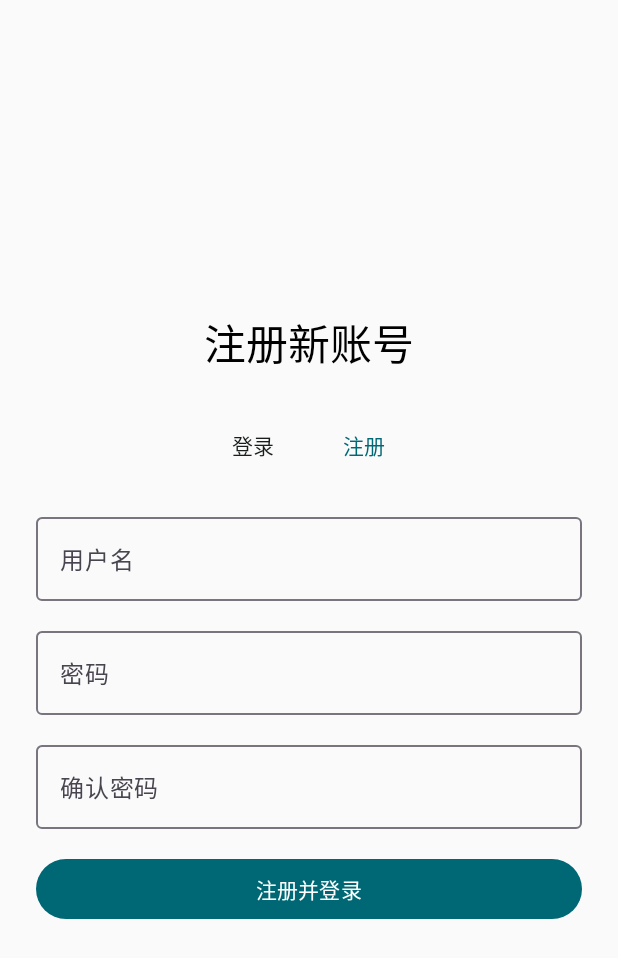
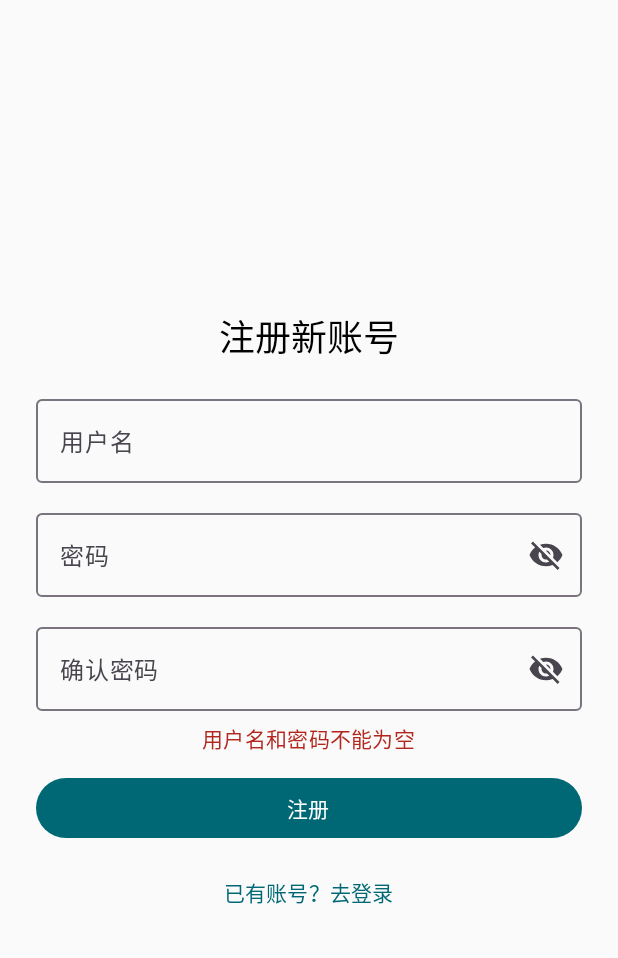
Before and after one commit to aliciamj613/chatbox-ai-dialog-app, an Android app built with Jetpack Compose: the screen it shows after launch (MainActivity), after a tap on "注册", on a phone screen of 412 x 824 dp. Shown: the top 958 px of the screen. Run offline under Robolectric (Android 15) with nearby library versions, the phone set to English and light mode, and no system bars; our stand-ins replace Room's generated code; 2 other taps on this screen came first.

Commit message:
chore: init chatbox project with compose

```diff
--- a/app/src/main/java/com/example/chatbox/MainActivity.kt
+++ b/app/src/main/java/com/example/chatbox/MainActivity.kt
@@ -3,6 +3,10 @@ package com.example.chatbox
 import android.os.Bundle
 import androidx.activity.ComponentActivity
 import androidx.activity.compose.setContent
+import androidx.compose.runtime.getValue
+import androidx.compose.runtime.mutableStateOf
+import androidx.compose.runtime.saveable.rememberSaveable
+import androidx.compose.runtime.setValue
 import com.example.chatbox.ui.navigation.AppNavGraph
 import com.example.chatbox.ui.theme.ChatboxTheme   // 如果你主题叫别的名字，就用自己的
 
@@ -10,8 +14,13 @@ class MainActivity : ComponentActivity() {
     override fun onCreate(savedInstanceState: Bundle?) {
         super.onCreate(savedInstanceState)
         setContent {
-            ChatboxTheme {
-                AppNavGraph()   // ✅ 现在有这个函数了
+            var isDarkTheme by rememberSaveable { mutableStateOf(false) }
+
+            ChatboxTheme(darkTheme = isDarkTheme) {
+                AppNavGraph(
+                    isDarkTheme = isDarkTheme,
+                    onToggleTheme = { isDarkTheme = !isDarkTheme }
+                )
             }
         }
     }
--- a/app/src/main/java/com/example/chatbox/di/AppModule.kt
+++ b/app/src/main/java/com/example/chatbox/di/AppModule.kt
@@ -22,7 +22,7 @@ object AppModule {
 
     // ✅ 把这里换成你自己的智谱 API Key
     // 比如：const val ZHIPU_API_KEY = "sk-xxxx"
-    private const val ZHIPU_API_KEY = ""
+    private const val ZHIPU_API_KEY = "ed6a6b1fd3154139b438d05862734d31.uAsW6rz9m5ZXvoWj"
 
     // Application Context
     private lateinit var appContext: Context
--- /dev/null
+++ b/app/src/main/java/com/example/chatbox/ui/components/PasswordTextField.kt
@@ -0,0 +1,55 @@
+package com.example.chatbox.ui.components
+
+import androidx.compose.foundation.text.KeyboardOptions
+import androidx.compose.material.icons.Icons
+import androidx.compose.material.icons.filled.Visibility
+import androidx.compose.material.icons.filled.VisibilityOff
+import androidx.compose.material3.Icon
+import androidx.compose.material3.IconButton
+import androidx.compose.material3.OutlinedTextField
+import androidx.compose.material3.Text
+import androidx.compose.runtime.Composable
+import androidx.compose.runtime.getValue
+import androidx.compose.runtime.mutableStateOf
+import androidx.compose.runtime.remember
+import androidx.compose.runtime.setValue
+import androidx.compose.ui.Modifier
+import androidx.compose.ui.text.input.KeyboardType
+import androidx.compose.ui.text.input.PasswordVisualTransformation
+import androidx.compose.ui.text.input.VisualTransformation
+
+@Composable
+fun PasswordTextField(
+    value: String,
+    onValueChange: (String) -> Unit,
+    label: String,
+    modifier: Modifier = Modifier,
+    isError: Boolean = false,
+    supportingText: (@Composable (() -> Unit))? = null
+) {
+    var passwordVisible by remember { mutableStateOf(false) }
+
+    OutlinedTextField(
+        value = value,
+        onValueChange = onValueChange,
+        label = { Text(label) },
+        modifier = modifier,
+        singleLine = true,
+        isError = isError,
+        supportingText = supportingText,
+        visualTransformation = if (passwordVisible) {
+            VisualTransformation.None
+        } else {
+            PasswordVisualTransformation()
+        },
+        keyboardOptions = KeyboardOptions(keyboardType = KeyboardType.Password),
+        trailingIcon = {
+            IconButton(onClick = { passwordVisible = !passwordVisible }) {
+                Icon(
+                    imageVector = if (passwordVisible) Icons.Filled.Visibility else Icons.Filled.VisibilityOff,
+                    contentDescription = if (passwordVisible) "Hide password" else "Show password"
+                )
+            }
+        }
+    )
+}
--- a/app/src/main/java/com/example/chatbox/ui/login/LoginScreen.kt
+++ b/app/src/main/java/com/example/chatbox/ui/login/LoginScreen.kt
@@ -7,6 +7,7 @@ import androidx.compose.material3.MaterialTheme
 import androidx.compose.material3.OutlinedTextField
 import androidx.compose.material3.Text
 import androidx.compose.material3.TextButton
+import com.example.chatbox.ui.components.PasswordTextField
 import androidx.compose.runtime.*
 import androidx.compose.ui.Alignment
 import androidx.compose.ui.Modifier
@@ -45,7 +46,7 @@ fun LoginScreen(
     var registerConfirm by remember { mutableStateOf("") }
     var isRegistering by remember { mutableStateOf(false) }
 
-    // 忘记密码
+    // 忘记密码 / 重置密码
     var resetUsername by remember { mutableStateOf("") }
     var resetNewPassword by remember { mutableStateOf("") }
     var resetConfirm by remember { mutableStateOf("") }
@@ -71,41 +72,14 @@ fun LoginScreen(
                     AuthMode.REGISTER -> "注册新账号"
                     AuthMode.RESET -> "重置密码"
                 },
-                style = MaterialTheme.typography.headlineMedium
+                style = MaterialTheme.typography.headlineSmall
             )
-
-            Spacer(modifier = Modifier.height(24.dp))
-
-            // 顶部模式切换：登录 / 注册
-            Row(
-                modifier = Modifier.fillMaxWidth(),
-                horizontalArrangement = Arrangement.Center
-            ) {
-                TextButton(onClick = { mode = AuthMode.LOGIN; error = null; info = null }) {
-                    Text(
-                        text = "登录",
-                        color = if (mode == AuthMode.LOGIN)
-                            MaterialTheme.colorScheme.primary
-                        else
-                            MaterialTheme.colorScheme.onSurface
-                    )
-                }
-                Spacer(modifier = Modifier.width(16.dp))
-                TextButton(onClick = { mode = AuthMode.REGISTER; error = null; info = null }) {
-                    Text(
-                        text = "注册",
-                        color = if (mode == AuthMode.REGISTER)
-                            MaterialTheme.colorScheme.primary
-                        else
-                            MaterialTheme.colorScheme.onSurface
-                    )
-                }
-            }
 
             Spacer(modifier = Modifier.height(16.dp))
 
             when (mode) {
                 AuthMode.LOGIN -> {
+                    // 用户名
                     OutlinedTextField(
                         value = loginUsername,
                         onValueChange = { loginUsername = it },
@@ -116,12 +90,12 @@ fun LoginScreen(
 
                     Spacer(modifier = Modifier.height(12.dp))
 
-                    OutlinedTextField(
+                    // 密码（带眼睛）
+                    PasswordTextField(
                         value = loginPassword,
                         onValueChange = { loginPassword = it },
-                        label = { Text("密码") },
-                        modifier = Modifier.fillMaxWidth(),
-                        singleLine = true
+                        label = "密码",
+                        modifier = Modifier.fillMaxWidth()
                     )
 
                     Spacer(modifier = Modifier.height(8.dp))
@@ -134,6 +108,7 @@ fun LoginScreen(
                         )
                         Spacer(modifier = Modifier.height(4.dp))
                     }
+
                     if (info != null) {
                         Text(
                             text = info!!,
@@ -142,6 +117,8 @@ fun LoginScreen(
                         )
                         Spacer(modifier = Modifier.height(4.dp))
                     }
+
+                    Spacer(modifier = Modifier.height(8.dp))
 
                     Button(
                         onClick = {
@@ -178,19 +155,30 @@ fun LoginScreen(
                             .padding(top = 8.dp),
                         enabled = !isLoggingIn
                     ) {
-                        Text(if (isLoggingIn) "登录中…" else "登录")
+                        Text(if (isLoggingIn) "登录中..." else "登录")
                     }
 
-                    Spacer(modifier = Modifier.height(4.dp))
+                    Spacer(modifier = Modifier.height(8.dp))
 
-                    TextButton(onClick = {
-                        // 进入重置密码模式
-                        mode = AuthMode.RESET
-                        resetUsername = loginUsername
-                        error = null
-                        info = "请输入用户名和新密码来重置密码"
-                    }) {
-                        Text("忘记密码？")
+                    Row(
+                        modifier = Modifier.fillMaxWidth(),
+                        horizontalArrangement = Arrangement.SpaceBetween
+                    ) {
+                        TextButton(onClick = {
+                            mode = AuthMode.REGISTER
+                            error = null
+                            info = null
+                        }) {
+                            Text("没有账号？去注册")
+                        }
+
+                        TextButton(onClick = {
+                            mode = AuthMode.RESET
+                            error = null
+                            info = null
+                        }) {
+                            Text("忘记密码？")
+                        }
                     }
                 }
 
@@ -205,22 +193,20 @@ fun LoginScreen(
 
                     Spacer(modifier = Modifier.height(12.dp))
 
-                    OutlinedTextField(
+                    PasswordTextField(
                         value = registerPassword,
                         onValueChange = { registerPassword = it },
-                        label = { Text("密码") },
-                        modifier = Modifier.fillMaxWidth(),
-                        singleLine = true
+                        label = "密码",
+                        modifier = Modifier.fillMaxWidth()
                     )
 
                     Spacer(modifier = Modifier.height(12.dp))
 
-                    OutlinedTextField(
+                    PasswordTextField(
                         value = registerConfirm,
                         onValueChange = { registerConfirm = it },
-                        label = { Text("确认密码") },
-                        modifier = Modifier.fillMaxWidth(),
-                        singleLine = true
+                        label = "确认密码",
+                        modifier = Modifier.fillMaxWidth()
                     )
 
                     Spacer(modifier = Modifier.height(8.dp))
@@ -234,16 +220,26 @@ fun LoginScreen(
                         Spacer(modifier = Modifier.height(4.dp))
                     }
 
+                    if (info != null) {
+                        Text(
+                            text = info!!,
+                            color = MaterialTheme.colorScheme.primary,
+                            style = MaterialTheme.typography.bodyMedium
+                        )
+                        Spacer(modifier = Modifier.height(4.dp))
+                    }
+
                     Button(
                         onClick = {
-                            if (registerUsername.isBlank()
-                                || registerPassword.isBlank()
-                                || registerConfirm.isBlank()
+                            if (registerUsername.isBlank() ||
+                                registerPassword.isBlank() ||
+                                registerConfirm.isBlank()
                             ) {
-                                error = "请完整填写信息"
+                                error = "用户名和密码不能为空"
                                 info = null
                                 return@Button
                             }
+
                             if (registerPassword != registerConfirm) {
                                 error = "两次输入的密码不一致"
                                 info = null
@@ -281,7 +277,17 @@ fun LoginScreen(
                             .padding(top = 8.dp),
                         enabled = !isRegistering
                     ) {
-                        Text(if (isRegistering) "注册中…" else "注册并登录")
+                        Text(if (isRegistering) "注册中..." else "注册")
+                    }
+
+                    Spacer(modifier = Modifier.height(8.dp))
+
+                    TextButton(onClick = {
+                        mode = AuthMode.LOGIN
+                        error = null
+                        info = null
+                    }) {
+                        Text("已有账号？去登录")
                     }
                 }
 
@@ -289,29 +295,27 @@ fun LoginScreen(
                     OutlinedTextField(
                         value = resetUsername,
                         onValueChange = { resetUsername = it },
-                        label = { Text("需要重置的用户名") },
+                        label = { Text("用户名") },
                         modifier = Modifier.fillMaxWidth(),
                         singleLine = true
                     )
 
                     Spacer(modifier = Modifier.height(12.dp))
 
-                    OutlinedTextField(
+                    PasswordTextField(
                         value = resetNewPassword,
                         onValueChange = { resetNewPassword = it },
-                        label = { Text("新密码") },
-                        modifier = Modifier.fillMaxWidth(),
-                        singleLine = true
+                        label = "新密码",
+                        modifier = Modifier.fillMaxWidth()
                     )
 
                     Spacer(modifier = Modifier.height(12.dp))
 
-                    OutlinedTextField(
+                    PasswordTextField(
                         value = resetConfirm,
                         onValueChange = { resetConfirm = it },
-                        label = { Text("确认新密码") },
-                        modifier = Modifier.fillMaxWidth(),
-                        singleLine = true
+                        label = "确认新密码",
+                        modifier = Modifier.fillMaxWidth()
                     )
 
                     Spacer(modifier = Modifier.height(8.dp))
@@ -324,6 +328,7 @@ fun LoginScreen(
                         )
                         Spacer(modifier = Modifier.height(4.dp))
                     }
+
                     if (info != null) {
                         Text(
                             text = info!!,
@@ -335,16 +340,17 @@ fun LoginScreen(
 
                     Button(
                         onClick = {
-                            if (resetUsername.isBlank()
-                                || resetNewPassword.isBlank()
-                                || resetConfirm.isBlank()
+                            if (resetUsername.isBlank() ||
+                                resetNewPassword.isBlank() ||
+                                resetConfirm.isBlank()
                             ) {
-                                error = "请完整填写信息"
+                                error = "用户名和密码不能为空"
                                 info = null
                                 return@Button
                             }
+
                             if (resetNewPassword != resetConfirm) {
-                                error = "两次输入的新密码不一致"
+                                error = "两次输入的密码不一致"
                                 info = null
                                 return@Button
                             }
@@ -362,10 +368,9 @@ fun LoginScreen(
                                             name = resetUsername.trim(),
                                             newPassword = resetNewPassword
                                         )
-                                        info = "密码已重置成功，请使用新密码登录"
+                                        info = "密码重置成功，请使用新密码登录"
+                                        // 可选：自动切回登录
                                         mode = AuthMode.LOGIN
-                                        loginUsername = resetUsername.trim()
-                                        loginPassword = ""
                                     }
                                 } catch (e: Exception) {
                                     e.printStackTrace()
@@ -380,7 +385,7 @@ fun LoginScreen(
                             .padding(top = 8.dp),
                         enabled = !isResetting
                     ) {
-                        Text(if (isResetting) "重置中…" else "确认重置")
+                        Text(if (isResetting) "重置中..." else "重置密码")
                     }
 
                     Spacer(modifier = Modifier.height(4.dp))
```
Also changed, not shown: app/src/main/java/com/example/chatbox/data/repository/ChatRepositoryImpl.kt (+25 -7 lines), app/src/main/java/com/example/chatbox/ui/chat/ChatScreen.kt (+44 -15 lines), app/src/main/java/com/example/chatbox/ui/conversation/ConversationListScreen.kt (+30 -4 lines), app/src/main/java/com/example/chatbox/ui/navigation/NavGraph.kt (+10 -3 lines), 1 other file.
